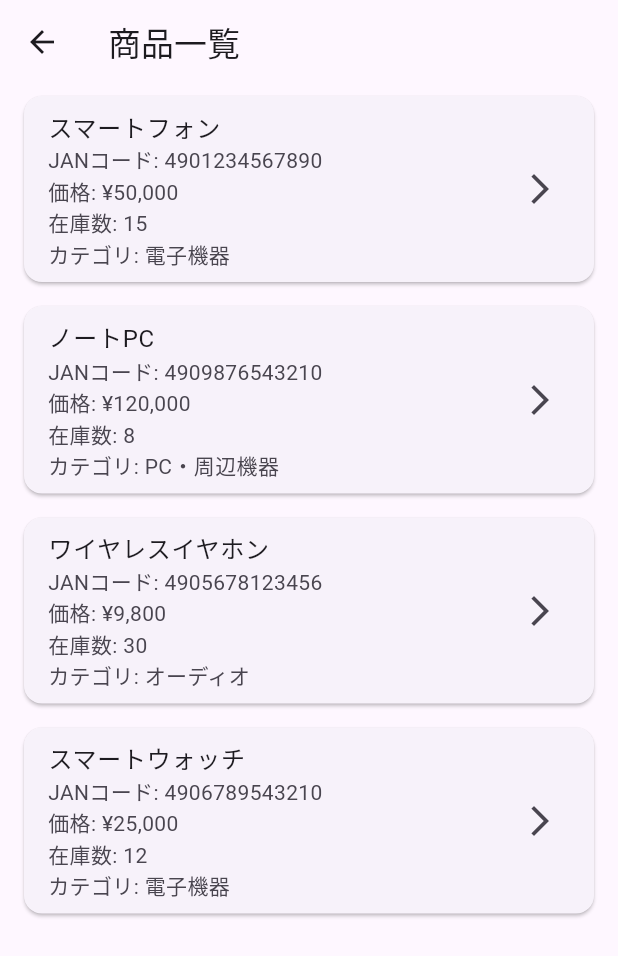
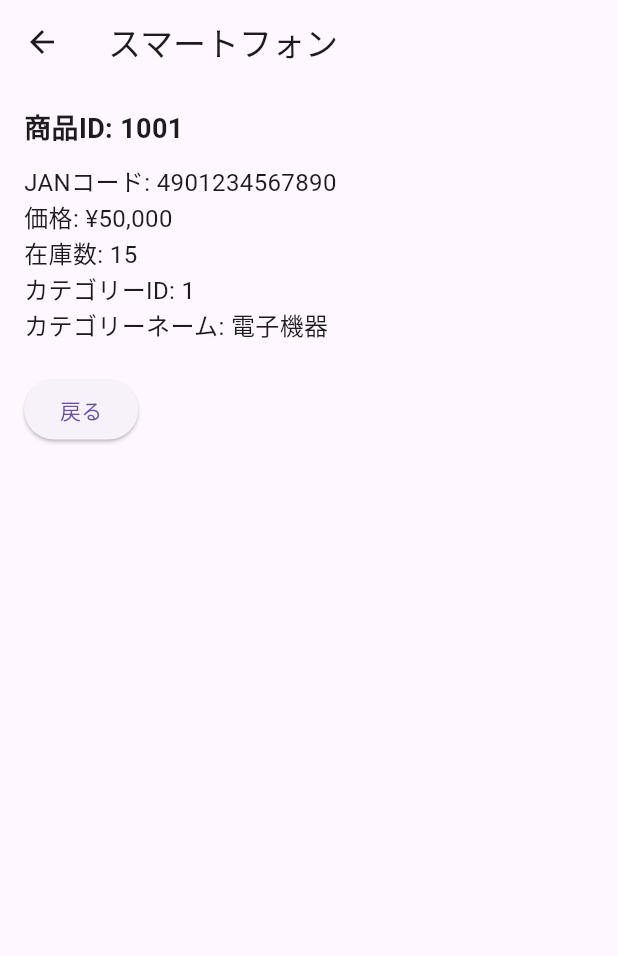
Before and after one commit to MatsunagaAtsuki/Employment-work, a Flutter app: the AllProductScreen screen opened directly, after a tap on "スマートフォン", on a phone screen of 412 x 824 dp. Shown: the top 956 px of the screen. Run offline on Flutter 3.47's test engine with Material 3 defaults, Android fonts, the phone set to English and light mode, and no system bars; our stand-ins replace cloud_functions, firebase_core; missing offline and left inert: mobile_scanner, two_dimensional_scrollables; accounts and stored records are empty.

Commit message:
20250210
aa

```diff
--- a/lib/pages/product/allproduct.dart
+++ b/lib/pages/product/allproduct.dart
@@ -1,4 +1,5 @@
 import 'package:flutter/material.dart';
+import 'package:inventory_manager/pages/product/product_detail.dart';
 
 class AllProductScreen extends StatefulWidget {
   const AllProductScreen({super.key});
@@ -20,6 +21,7 @@ class _AllProductScreenState extends State<AllProductScreen> {
     setState(() {
       productList = [
         {
+          "商品ID": "1001",
           "商品名": "スマートフォン",
           "JANコード": "4901234567890",
           "価格": "¥50,000",
@@ -28,6 +30,7 @@ class _AllProductScreenState extends State<AllProductScreen> {
           "カテゴリーネーム": "電子機器"
         },
         {
+          "商品ID": "1002",
           "商品名": "ノートPC",
           "JANコード": "4909876543210",
           "価格": "¥120,000",
@@ -36,6 +39,7 @@ class _AllProductScreenState extends State<AllProductScreen> {
           "カテゴリーネーム": "PC・周辺機器"
         },
         {
+          "商品ID": "1003",
           "商品名": "ワイヤレスイヤホン",
           "JANコード": "4905678123456",
           "価格": "¥9,800",
@@ -44,6 +48,7 @@ class _AllProductScreenState extends State<AllProductScreen> {
           "カテゴリーネーム": "オーディオ"
         },
         {
+          "商品ID": "1004",
           "商品名": "スマートウォッチ",
           "JANコード": "4906789543210",
           "価格": "¥25,000",
@@ -78,7 +83,12 @@ class _AllProductScreenState extends State<AllProductScreen> {
               ),
               trailing: const Icon(Icons.arrow_forward_ios),
               onTap: () {
-                // 商品詳細ページに遷移する処理（後で追加）
+                Navigator.push(
+                  context,
+                  MaterialPageRoute(
+                    builder: (context) => ProductDetailScreen(productData: item),
+                  ),
+                );
               },
             ),
           );
--- /dev/null
+++ b/lib/pages/product/product_detail.dart
@@ -0,0 +1,36 @@
+import 'package:flutter/material.dart';
+
+class ProductDetailScreen extends StatelessWidget {
+  final Map<String, String> productData;
+
+  const ProductDetailScreen({super.key, required this.productData});
+
+  @override
+  Widget build(BuildContext context) {
+    return Scaffold(
+      appBar: AppBar(title: Text(productData["商品名"]!)),
+      body: Padding(
+        padding: const EdgeInsets.all(16.0),
+        child: Column(
+          crossAxisAlignment: CrossAxisAlignment.start,
+          children: [
+            Text("商品ID: ${productData["商品ID"]}", style: const TextStyle(fontSize: 18, fontWeight: FontWeight.bold)),
+            const SizedBox(height: 10),
+            Text("JANコード: ${productData["JANコード"]}", style: const TextStyle(fontSize: 16)),
+            Text("価格: ${productData["価格"]}", style: const TextStyle(fontSize: 16)),
+            Text("在庫数: ${productData["在庫数"]}", style: const TextStyle(fontSize: 16)),
+            Text("カテゴリーID: ${productData["カテゴリーID"]}", style: const TextStyle(fontSize: 16)),
+            Text("カテゴリーネーム: ${productData["カテゴリーネーム"]}", style: const TextStyle(fontSize: 16)),
+            const SizedBox(height: 20),
+            ElevatedButton(
+              onPressed: () {
+                Navigator.pop(context);
+              },
+              child: const Text("戻る"),
+            ),
+          ],
+        ),
+      ),
+    );
+  }
+}
```
